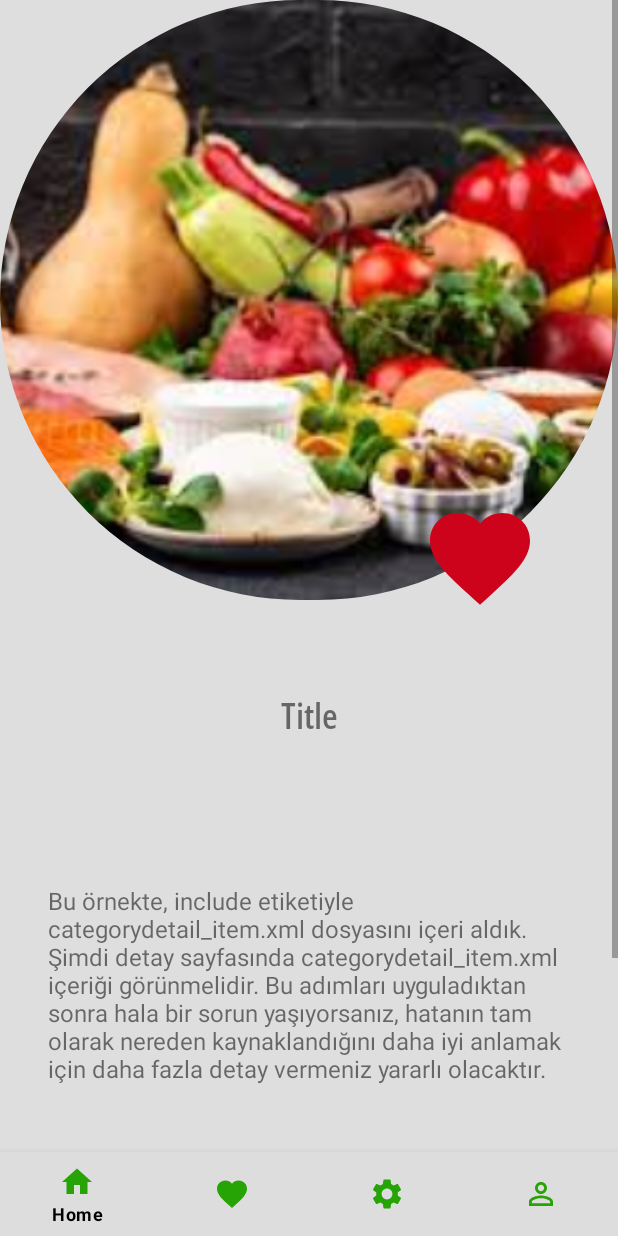
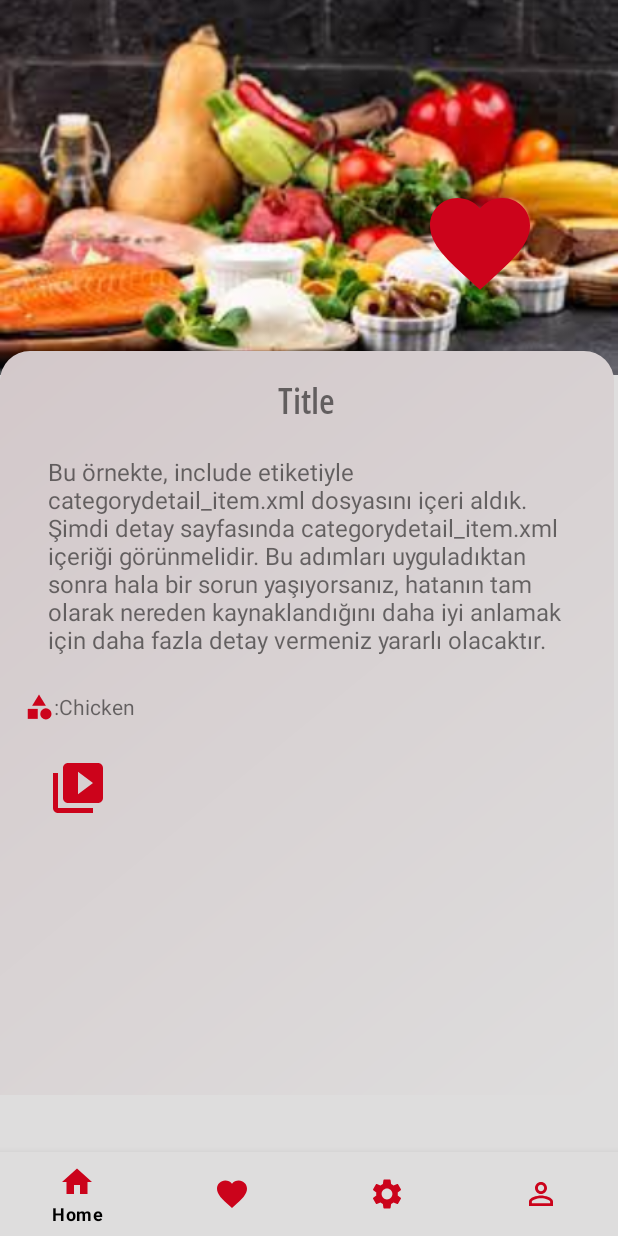
Before and after one commit to kubraklc/HealthyLife, an Android app: the fragment RecipeFragment placed in its activity, on a phone screen of 412 x 824 dp. Run offline under Robolectric (Android 15) with nearby library versions, the phone set to English and light mode, and no system bars; our stand-ins replace Firebase (no records; nobody signed in at launch, a user with empty details on screens opened directly); pictures from the network do not load.

Commit message:
tasarım kodları düzenlendi.

```diff
--- a/app/src/main/java/com/example/healthylife/ui/detail/RecipeFragment.kt
+++ b/app/src/main/java/com/example/healthylife/ui/detail/RecipeFragment.kt
@@ -68,7 +68,7 @@ class RecipeFragment : Fragment() {
 
             try {
                 // Favori yemeği ekleyip güncellenmiş listeyi alalım
-                favoriteViewModel.addMeal(title = "Yemek Başlığı", img = "drawable/splashimg.jpg")
+                favoriteViewModel.addMeal(id = MEAL_ID, title = "Yemek Başlığı", img = "drawable/splashimg.jpg")
                     .observe(viewLifecycleOwner) { updatedList ->
                         // Güncellenmiş listeyi almak için burada gerekli işlemleri yapabilirsiniz
                         favoriteAdapter.submitList(updatedList)
--- a/app/src/main/res/drawable-v24/circle_background.xml
+++ b/app/src/main/res/drawable-v24/circle_background.xml
@@ -3,7 +3,7 @@
     <item android:id="@android:id/background">
         <shape
             android:shape="oval">
-            <solid android:color="#26A305" />
+            <solid android:color="#DA0C0C" />
         </shape>
     </item>
 </layer-list>
--- a/app/src/main/res/drawable/button_background.xml
+++ b/app/src/main/res/drawable/button_background.xml
@@ -1,5 +1,5 @@
 <?xml version="1.0" encoding="utf-8"?>
 <shape xmlns:android="http://schemas.android.com/apk/res/android">
-    <solid android:color="@color/bottom_icon_color"/>
+    <solid android:color="#F42323"/>
     <corners android:radius="10dp"/>
 </shape>
--- /dev/null
+++ b/app/src/main/res/drawable/favorite_radius.xml
@@ -0,0 +1,11 @@
+<?xml version="1.0" encoding="utf-8"?>
+
+    <shape xmlns:android="http://schemas.android.com/apk/res/android">
+        <gradient
+            android:startColor="@color/bottom_background_color"
+            android:endColor="#D3C8CA"
+            android:type="linear"
+            android:angle="135"/>
+        <corners android:topRightRadius="20dp"
+            android:topLeftRadius="20dp"></corners>
+    </shape>
--- /dev/null
+++ b/app/src/main/res/drawable/ic_delete.xml
@@ -0,0 +1,5 @@
+<vector xmlns:android="http://schemas.android.com/apk/res/android" android:height="24dp" android:tint="#C10606" android:viewportHeight="24" android:viewportWidth="24" android:width="24dp">
+
+    <path android:fillColor="@android:color/white" android:pathData="M6,19c0,1.1 0.9,2 2,2h8c1.1,0 2,-0.9 2,-2L18,7L6,7v12zM8,9h8v10L8,19L8,9zM15.5,4l-1,-1h-5l-1,1L5,4v2h14L19,4z"/>
+
+</vector>
--- a/app/src/main/res/drawable/toastsuccess.xml
+++ b/app/src/main/res/drawable/toastsuccess.xml
@@ -2,12 +2,12 @@
 <shape xmlns:android="http://schemas.android.com/apk/res/android">
     <stroke
         android:width="2dp"
-        android:color="#368F1D" />
+        android:color="#CB031B" />
     <corners android:radius="24dp" />
     <padding
         android:bottom="7dp"
         android:left="7dp"
         android:right="7dp"
         android:top="7dp" />
-    <solid android:color="#368F1D" />
+    <solid android:color="#CB031B" />
 </shape>
--- a/app/src/main/res/layout/activity_login.xml
+++ b/app/src/main/res/layout/activity_login.xml
@@ -149,11 +149,11 @@
         android:id="@+id/signUp"
         android:layout_width="0dp"
         android:layout_height="wrap_content"
-        android:layout_marginEnd="120dp"
+        android:layout_marginEnd="100dp"
         android:layout_marginBottom="28dp"
         android:gravity="end"
         android:text="Sign up"
-        android:textColor="#26A305"
+        android:textColor="#DA0C0C"
         android:textSize="12dp"
         android:textStyle="bold"
         android:clickable="true"
--- a/app/src/main/res/layout/activity_sign_up.xml
+++ b/app/src/main/res/layout/activity_sign_up.xml
@@ -180,11 +180,11 @@
         android:id="@+id/login"
         android:layout_width="0dp"
         android:layout_height="wrap_content"
-        android:layout_marginEnd="120dp"
+        android:layout_marginEnd="100dp"
         android:layout_marginBottom="28dp"
         android:gravity="end"
         android:text="Login"
-        android:textColor="#26A305"
+        android:textColor="#DA0C0C"
         android:textSize="12dp"
         android:textStyle="bold"
         android:clickable="true"
--- a/app/src/main/res/layout/activity_splash.xml
+++ b/app/src/main/res/layout/activity_splash.xml
@@ -38,7 +38,7 @@
         app:layout_constraintHorizontal_bias="0.0"
         app:layout_constraintStart_toStartOf="parent"
         app:layout_constraintTop_toTopOf="parent"
-        app:layout_constraintVertical_bias="1.0" />
+        app:layout_constraintVertical_bias="0.0" />
 
     <TextView
         android:id="@+id/text1"
--- a/app/src/main/res/layout/fragment_recipe.xml
+++ b/app/src/main/res/layout/fragment_recipe.xml
@@ -1,20 +1,12 @@
 <?xml version="1.0" encoding="utf-8"?>
+
 <androidx.constraintlayout.widget.ConstraintLayout xmlns:android="http://schemas.android.com/apk/res/android"
     xmlns:app="http://schemas.android.com/apk/res-auto"
     xmlns:tools="http://schemas.android.com/tools"
     android:layout_width="match_parent"
     android:layout_height="match_parent"
+    android:background="@color/bottom_background_color"
     tools:context=".ui.detail.RecipeFragment">
-
-    <FrameLayout
-        android:id="@+id/fragment_container"
-        android:layout_width="match_parent"
-        android:layout_height="match_parent"
-        android:alpha="0.2"
-        android:background="@color/background_color"
-        app:layout_constraintEnd_toEndOf="parent"
-        app:layout_constraintStart_toStartOf="parent"
-        app:layout_constraintTop_toTopOf="parent"></FrameLayout>
 
     <TextView
         android:id="@+id/descMealId"
@@ -34,21 +26,21 @@
         app:layout_constraintTop_toTopOf="parent">
 
         <androidx.constraintlayout.widget.ConstraintLayout
+            android:id="@+id/constraintLayout"
             android:layout_width="match_parent"
-            android:layout_height="0dp"
+            android:layout_height="wrap_content"
             android:orientation="vertical">
 
-            <com.google.android.material.imageview.ShapeableImageView
+            <ImageView
                 android:id="@+id/descimgView"
                 android:layout_width="match_parent"
-                android:layout_height="400dp"
+                android:layout_height="250dp"
                 android:scaleType="centerCrop"
                 android:src="@drawable/splashimg"
                 app:layout_constraintDimensionRatio="16:9"
                 app:layout_constraintEnd_toEndOf="parent"
                 app:layout_constraintStart_toStartOf="parent"
                 app:layout_constraintTop_toTopOf="parent"
-                app:shapeAppearanceOverlay="@style/custom_shape"
                 tools:ignore="MissingConstraints" />
 
             <ImageButton
@@ -57,30 +49,41 @@
                 android:layout_height="wrap_content"
                 android:layout_marginEnd="36dp"
                 android:layout_marginBottom="32dp"
+
                 android:background="@android:color/transparent"
                 android:clickable="true"
                 android:padding="16dp"
                 android:src="@drawable/ic_favorite"
-                app:layout_constraintBottom_toTopOf="@id/descTitle"
+                app:layout_constraintBottom_toBottomOf="@id/descimgView"
                 app:layout_constraintEnd_toEndOf="@id/descimgView"
                 tools:ignore="MissingConstraints" />
+
+            <LinearLayout
+                android:id="@+id/linearLayout"
+                android:layout_width="409dp"
+                android:layout_height="496dp"
+                android:layout_marginTop="-16dp"
+                android:background="@drawable/favorite_radius"
+                android:orientation="vertical"
+                app:layout_constraintEnd_toEndOf="parent"
+                app:layout_constraintHorizontal_bias="0.0"
+                app:layout_constraintStart_toStartOf="parent"
+                app:layout_constraintTop_toBottomOf="@id/descimgView">
 
                 <TextView
                     android:id="@+id/descTitle"
                     android:layout_width="wrap_content"
                     android:layout_height="wrap_content"
-                android:layout_marginTop="60dp"
+                    android:layout_gravity="center_horizontal"
+                    android:layout_marginTop="16dp"
                     android:fontFamily="@font/opensans_semibold"
                     android:text="Title"
                     android:textSize="24sp"
-                android:textStyle="bold"
-                app:layout_constraintEnd_toEndOf="parent"
-                app:layout_constraintStart_toStartOf="parent"
-                app:layout_constraintTop_toBottomOf="@id/descimgView" />
+                    android:textStyle="bold" />
 
                 <TextView
                     android:id="@+id/categoryInstruction"
-                android:layout_width="match_parent"
+                    android:layout_width="wrap_content"
                     android:layout_height="wrap_content"
                     android:layout_marginStart="16dp"
                     android:layout_marginTop="4dp"
@@ -88,11 +91,7 @@
                     android:layout_marginBottom="4dp"
                     android:padding="16dp"
                     android:text="Bu örnekte, include etiketiyle categorydetail_item.xml dosyasını içeri aldık. Şimdi detay sayfasında categorydetail_item.xml içeriği görünmelidir. Bu adımları uyguladıktan sonra hala bir sorun yaşıyorsanız, hatanın tam olarak nereden kaynaklandığını daha iyi anlamak için daha fazla detay vermeniz yararlı olacaktır."
-                android:textSize="16sp"
-                app:layout_constraintBottom_toTopOf="@+id/categoryInfo"
-                app:layout_constraintEnd_toEndOf="parent"
-                app:layout_constraintStart_toStartOf="parent"
-                app:layout_constraintTop_toBottomOf="@id/descTitle" />
+                    android:textSize="16sp" />
 
                 <TextView
                     android:id="@+id/categoryInfo"
@@ -102,14 +101,8 @@
                     android:layout_marginTop="4dp"
                     android:layout_marginEnd="16dp"
                     android:layout_marginBottom="4dp"
-
                     android:drawableLeft="@drawable/ic_category"
-                android:text=":Chicken"
-                app:layout_constraintBottom_toBottomOf="parent"
-                app:layout_constraintEnd_toEndOf="@+id/categoryInstruction"
-                app:layout_constraintStart_toStartOf="@+id/categoryInstruction"
-                app:layout_constraintTop_toBottomOf="@+id/categoryInstruction" />
-
+                    android:text=":Chicken" />
 
                 <ImageButton
                     android:id="@+id/imageYoutube"
@@ -122,13 +115,17 @@
                     android:background="@android:color/transparent"
                     android:clickable="true"
                     android:padding="16dp"
+                    android:src="@drawable/icon_video" />
+            </LinearLayout>
 
-                android:src="@drawable/icon_video"
-                app:layout_constraintBottom_toBottomOf="parent"
-                app:layout_constraintEnd_toEndOf="@+id/categoryInstruction"
-                app:layout_constraintStart_toStartOf="@+id/categoryInstruction"
-                app:layout_constraintTop_toBottomOf="@id/categoryInfo"
-                tools:ignore="MissingConstraints,NotSibling,UnknownIdInLayout" />
+            <FrameLayout
+                android:id="@+id/fragment_container"
+                android:layout_width="match_parent"
+                android:layout_height="match_parent"
+                android:alpha="0.2"
+                android:background="@color/background_color"
+                app:layout_constraintTop_toBottomOf="@id/linearLayout" />
+
         </androidx.constraintlayout.widget.ConstraintLayout>
     </ScrollView>
 </androidx.constraintlayout.widget.ConstraintLayout>
--- a/app/src/main/res/values/colors.xml
+++ b/app/src/main/res/values/colors.xml
@@ -9,9 +9,9 @@
     <color name="white">#FFFFFFFF</color>
 
     // Bottom navigation bar renk düzenlemeleri
-    <color name="bottom_icon_color">#26A305</color>
+    <color name="bottom_icon_color">#CB031B</color>
     <color name="bottom_icon_text">#686C69</color>
-    <color name="customButtonColor">#1FAA24</color>
+    <color name="customButtonColor">#CB031B</color>
     <color name="bottom_background_color">#DEDDDD</color>
 
     //Background color
```
Also changed, not shown: app/src/main/java/com/example/healthylife/ui/favorite/FavoriteAdapter.kt (+26 -6 lines), app/src/main/java/com/example/healthylife/ui/favorite/FavoriteFragment.kt (+30 -6 lines), app/src/main/java/com/example/healthylife/ui/favorite/FavoriteViewModel.kt (+9 -3 lines), app/src/main/res/drawable/page_backgorund.xml (added, +10 -0 lines), app/src/main/res/layout/fragment_favorite.xml (+4 -3 lines), app/src/main/res/layout/fragment_favorite_item.xml (+14 -2 lines), app/src/main/res/layout/fragment_home.xml (+26 -18 lines), app/src/main/res/drawable/food.jpg (added), app/src/main/res/drawable/salad.jpg (added). Lines whose indentation alone changed are shown as unchanged.
